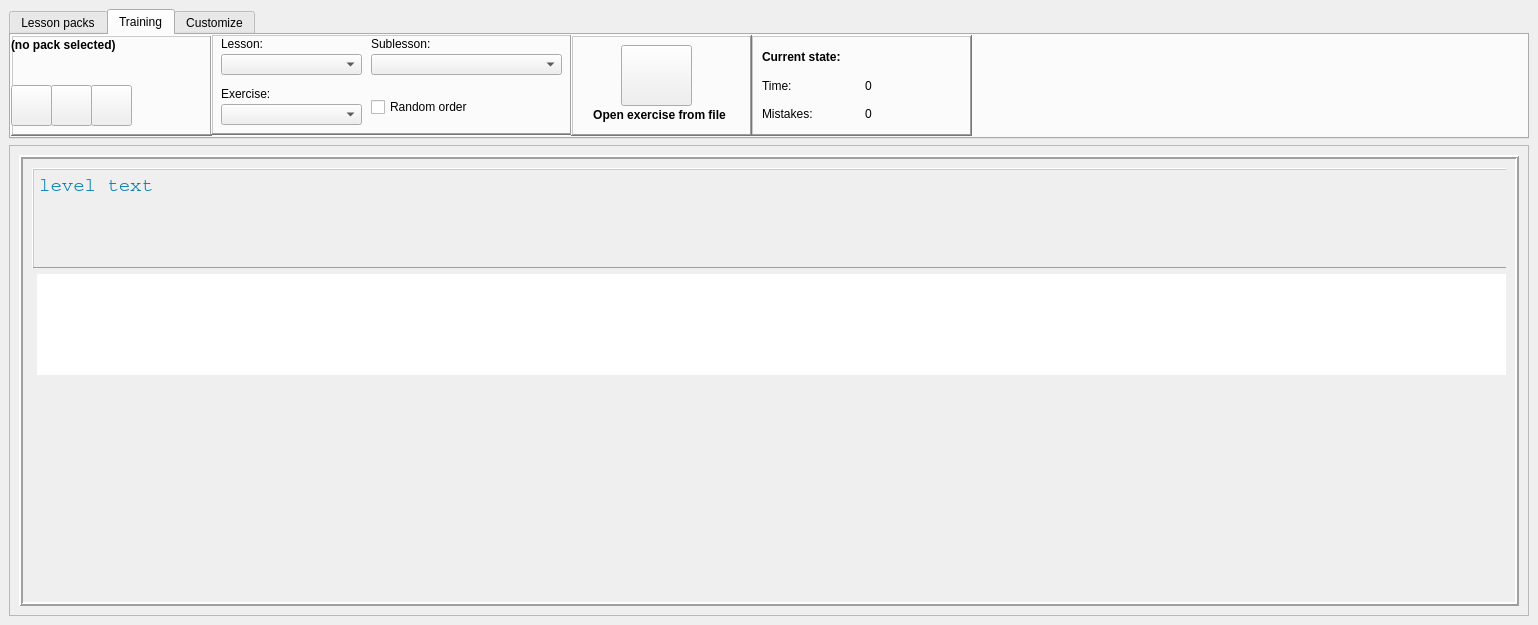
Above: ui/opentyper.ui from Open-Typer/Open-Typer before the change. Below: the same form after it.
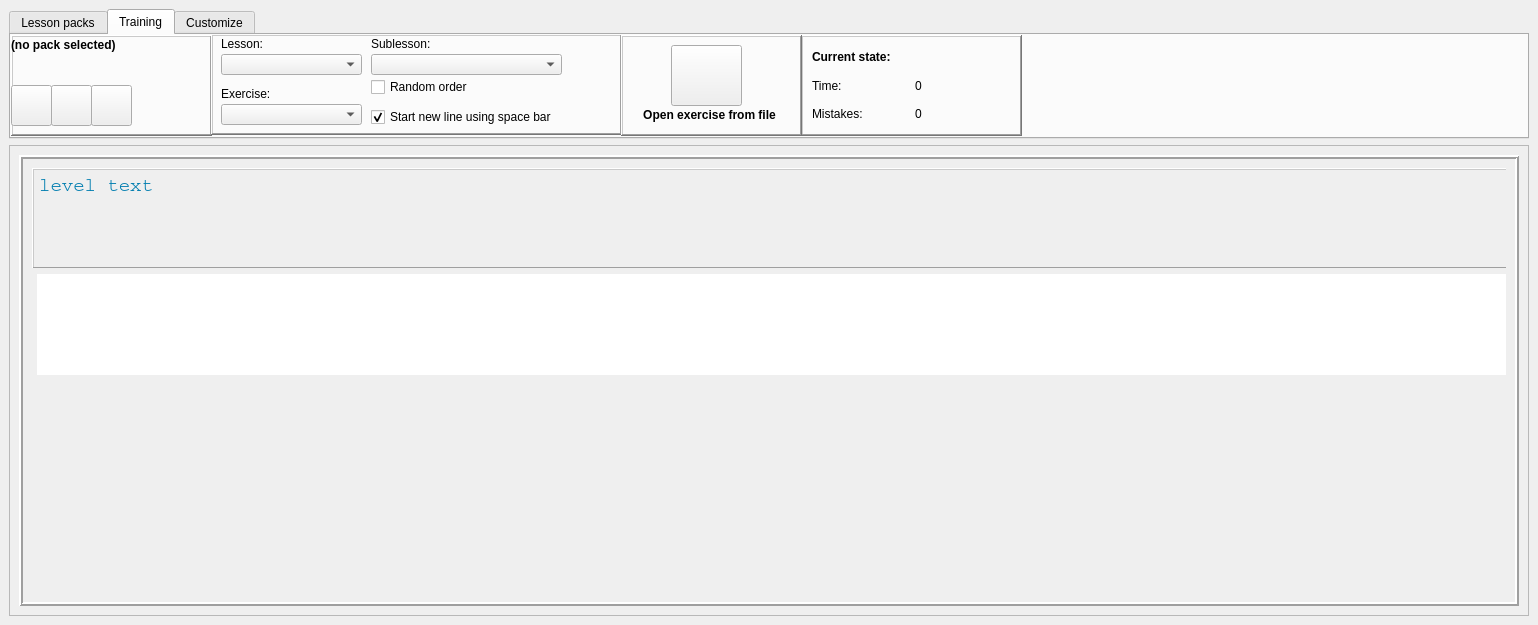
That is the form after the change. The open tabs and pages were chosen to show the change. Icons and pictures are not drawn. Custom widgets are drawn as their Qt base class.

Commit message: ui: opentyper: Add an option to enable space bar new lines

What changed in the file:
```diff
--- a/ui/opentyper.ui
+++ b/ui/opentyper.ui
@@ -599,7 +599,7 @@
        <widget class="QFrame" name="trainingFrame4">
         <property name="geometry">
          <rect>
-          <x>740</x>
+          <x>790</x>
           <y>0</y>
           <width>221</width>
           <height>101</height>
@@ -666,7 +666,7 @@
          <rect>
           <x>200</x>
           <y>-1</y>
-          <width>361</width>
+          <width>411</width>
           <height>101</height>
          </rect>
         </property>
@@ -739,7 +739,7 @@
           <rect>
            <x>160</x>
            <y>0</y>
-           <width>121</width>
+           <width>191</width>
            <height>20</height>
           </rect>
          </property>
@@ -767,8 +767,8 @@
          <property name="geometry">
           <rect>
            <x>160</x>
-           <y>60</y>
-           <width>191</width>
+           <y>40</y>
+           <width>241</width>
            <height>26</height>
           </rect>
          </property>
@@ -782,11 +782,36 @@
           <bool>false</bool>
          </property>
         </widget>
+        <widget class="QCheckBox" name="spaceNewlineCheckBox">
+         <property name="enabled">
+          <bool>true</bool>
+         </property>
+         <property name="geometry">
+          <rect>
+           <x>160</x>
+           <y>70</y>
+           <width>241</width>
+           <height>26</height>
+          </rect>
+         </property>
+         <property name="focusPolicy">
+          <enum>Qt::NoFocus</enum>
+         </property>
+         <property name="text">
+          <string>Start new line using space bar</string>
+         </property>
+         <property name="checkable">
+          <bool>true</bool>
+         </property>
+         <property name="checked">
+          <bool>true</bool>
+         </property>
+        </widget>
        </widget>
        <widget class="QFrame" name="trainingFrame3">
         <property name="geometry">
          <rect>
-          <x>560</x>
+          <x>610</x>
           <y>0</y>
           <width>181</width>
           <height>101</height>
```
Left out of the diff: 2 changed lines with no effect on the pictures.
